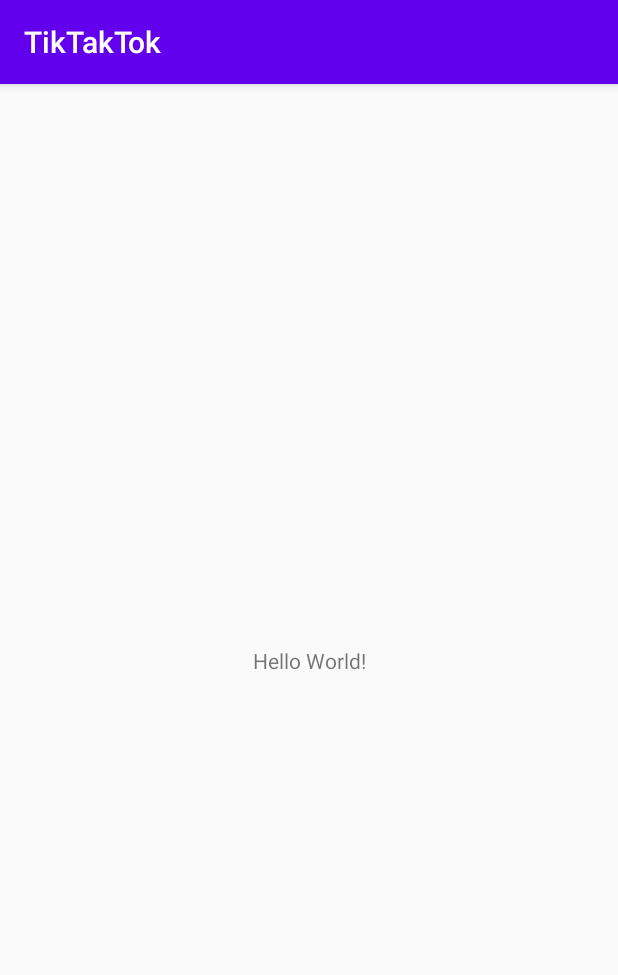
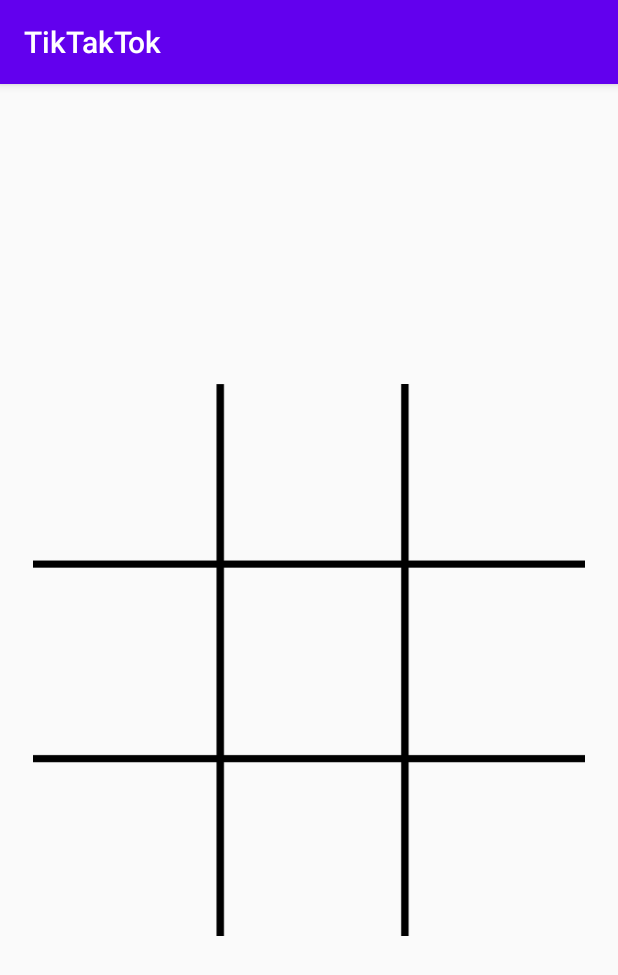
Before and after one commit to Abanoub-Showky/Tik-Tak-Tok, an Android app: the screen it shows after launch (MainActivity), on a phone screen of 412 x 824 dp. Shown: the top 975 px of the screen. Run offline under Robolectric (Android 15) with nearby library versions, the phone set to English and light mode, and no system bars.

Commit message:
design and some logic

```diff
--- a/app/build.gradle
+++ b/app/build.gradle
@@ -31,4 +31,5 @@ dependencies {
     testImplementation 'junit:junit:4.12'
     androidTestImplementation 'androidx.test.ext:junit:1.1.1'
     androidTestImplementation 'androidx.test.espresso:espresso-core:3.2.0'
+    implementation 'androidx.gridlayout:gridlayout:1.0.0'
 }
--- a/app/src/main/java/com/example/tiktaktok/MainActivity.java
+++ b/app/src/main/java/com/example/tiktaktok/MainActivity.java
@@ -3,6 +3,9 @@ package com.example.tiktaktok;
 import androidx.appcompat.app.AppCompatActivity;
 
 import android.os.Bundle;
+import android.view.View;
+import android.widget.ImageView;
+import android.widget.Toast;
 
 public class MainActivity extends AppCompatActivity {
 
@@ -11,4 +14,38 @@ public class MainActivity extends AppCompatActivity {
         super.onCreate(savedInstanceState);
         setContentView(R.layout.activity_main);
     }
+
+//    player = 0 (player red)  player = 1 (player yellow)  2 means empty image view
+    int player = 0;
+    int[] gameStates = {2,2,2,2,2,2,2,2,2};
+    int[][] winingPosition = {{0,1,2},{3,4,5},{6,7,8},{0,3,6},{1,4,7},{2,5,8},{0,4,8},{2,4,6}};
+
+    public void dropIn(View view){
+        ImageView imageView = (ImageView) view;
+        imageView.setTranslationY(-1500);
+        int tag = Integer.parseInt(view.getTag().toString());
+        gameStates[tag] = player;
+        if(player==0){
+            imageView.setImageResource(R.drawable.red);
+            player=1;
+        }else {
+            imageView.setImageResource(R.drawable.yellow);
+            player=0;
+        }
+
+        for(int[] positions : winingPosition ){
+            if(gameStates[positions[0]]==gameStates[positions[1]]&&gameStates[positions[1]]==gameStates[positions[2]]&&gameStates[positions[0]]!=2){
+                if(gameStates[positions[0]]==0){
+//                    owning player 0 (red)
+                    Toast.makeText(this, "player red !", Toast.LENGTH_SHORT).show();
+                }else {
+//                    owning player 1 (yellow)
+                    Toast.makeText(this, "player yellow !", Toast.LENGTH_SHORT).show();
+                }
+            }
+        }
+
+        imageView.animate().translationYBy(1500).rotation(5000).setDuration(200);
+    }
+
 }
--- a/app/src/main/res/layout/activity_main.xml
+++ b/app/src/main/res/layout/activity_main.xml
@@ -6,13 +6,131 @@
     android:layout_height="match_parent"
     tools:context=".MainActivity">
 
+    <GridLayout
+        android:id="@+id/gridLayout"
+        android:layout_width="368dp"
+        android:layout_height="368dp"
+        android:layout_marginBottom="8dp"
+        android:layout_marginEnd="8dp"
+        android:layout_marginStart="8dp"
+        android:layout_marginTop="8dp"
+        android:background="@drawable/board"
+        android:columnCount="3"
+        android:rowCount="3"
+        app:layout_constraintBottom_toBottomOf="parent"
+        app:layout_constraintEnd_toEndOf="parent"
+        app:layout_constraintStart_toStartOf="parent"
+        app:layout_constraintTop_toTopOf="parent">
+
+        <ImageView
+            android:id="@+id/imageView1"
+            android:layout_width="100dp"
+            android:layout_height="100dp"
+            android:layout_margin="10dp"
+            android:onClick="dropIn"
+            android:tag="0" />
+
+        <ImageView
+            android:id="@+id/imageView2"
+            android:layout_width="100dp"
+            android:layout_height="100dp"
+            android:layout_margin="10dp"
+            android:layout_marginLeft="17dp"
+            android:onClick="dropIn"
+            android:tag="1" />
+
+        <ImageView
+            android:id="@+id/imageView3"
+            android:layout_width="100dp"
+            android:layout_height="100dp"
+            android:layout_margin="10dp"
+            android:layout_marginLeft="12dp"
+            android:onClick="dropIn"
+            android:tag="2" />
+
+        <ImageView
+            android:id="@+id/imageView4"
+            android:layout_width="100dp"
+            android:layout_height="100dp"
+            android:layout_margin="10dp"
+            android:layout_marginTop="13dp"
+            android:onClick="dropIn"
+            android:tag="3" />
+
+        <ImageView
+            android:id="@+id/imageView5"
+            android:layout_width="100dp"
+            android:layout_height="100dp"
+            android:layout_margin="10dp"
+            android:layout_marginLeft="17dp"
+            android:layout_marginTop="13dp"
+            android:onClick="dropIn"
+            android:tag="4" />
+
+        <ImageView
+            android:id="@+id/imageView6"
+            android:layout_width="100dp"
+            android:layout_height="100dp"
+            android:layout_margin="10dp"
+            android:layout_marginLeft="12dp"
+            android:layout_marginTop="13dp"
+            android:onClick="dropIn"
+            android:tag="5" />
+
+        <ImageView
+            android:id="@+id/imageView7"
+            android:layout_width="100dp"
+            android:layout_height="100dp"
+            android:layout_margin="10dp"
+            android:layout_marginTop="16dp"
+            android:onClick="dropIn"
+            android:tag="6" />
+
+        <ImageView
+            android:id="@+id/imageView8"
+            android:layout_width="100dp"
+            android:layout_height="100dp"
+            android:layout_margin="10dp"
+            android:layout_marginLeft="17dp"
+            android:layout_marginTop="16dp"
+            android:onClick="dropIn"
+            android:tag="7" />
+
+        <ImageView
+            android:id="@+id/imageView9"
+            android:layout_width="100dp"
+            android:layout_height="100dp"
+            android:layout_margin="10dp"
+            android:layout_marginLeft="12dp"
+            android:layout_marginTop="16dp"
+            android:onClick="dropIn"
+            android:tag="8" />
+
+
+    </GridLayout>
+
     <TextView
+        android:id="@+id/winnerTextView"
         android:layout_width="wrap_content"
         android:layout_height="wrap_content"
-        android:text="Hello World!"
-        app:layout_constraintBottom_toBottomOf="parent"
-        app:layout_constraintLeft_toLeftOf="parent"
-        app:layout_constraintRight_toRightOf="parent"
+        android:layout_marginEnd="163dp"
+        android:layout_marginStart="163dp"
+        android:layout_marginTop="4dp"
+        android:textSize="20sp"
+        android:visibility="invisible"
+        app:layout_constraintEnd_toEndOf="parent"
+        app:layout_constraintStart_toStartOf="parent"
         app:layout_constraintTop_toTopOf="parent" />
 
+    <Button
+        android:id="@+id/playAgainButton"
+        android:layout_width="wrap_content"
+        android:layout_height="51dp"
+        android:onClick="playAgain"
+        android:text="Play Again"
+        android:visibility="invisible"
+        app:layout_constraintEnd_toEndOf="parent"
+        app:layout_constraintStart_toStartOf="parent"
+        app:layout_constraintTop_toBottomOf="@id/winnerTextView" />
+
 </androidx.constraintlayout.widget.ConstraintLayout>
```
Also changed, not shown: app/src/main/res/drawable/board.png (added), app/src/main/res/drawable/red.png (added), app/src/main/res/drawable/yellow.png (added).
